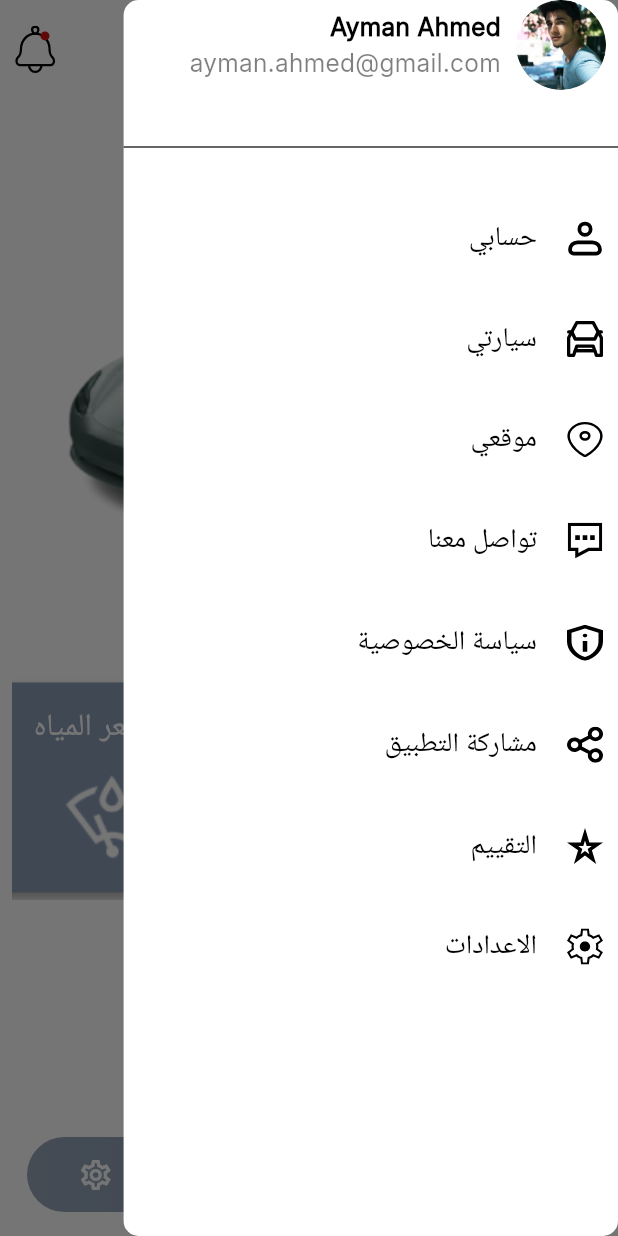
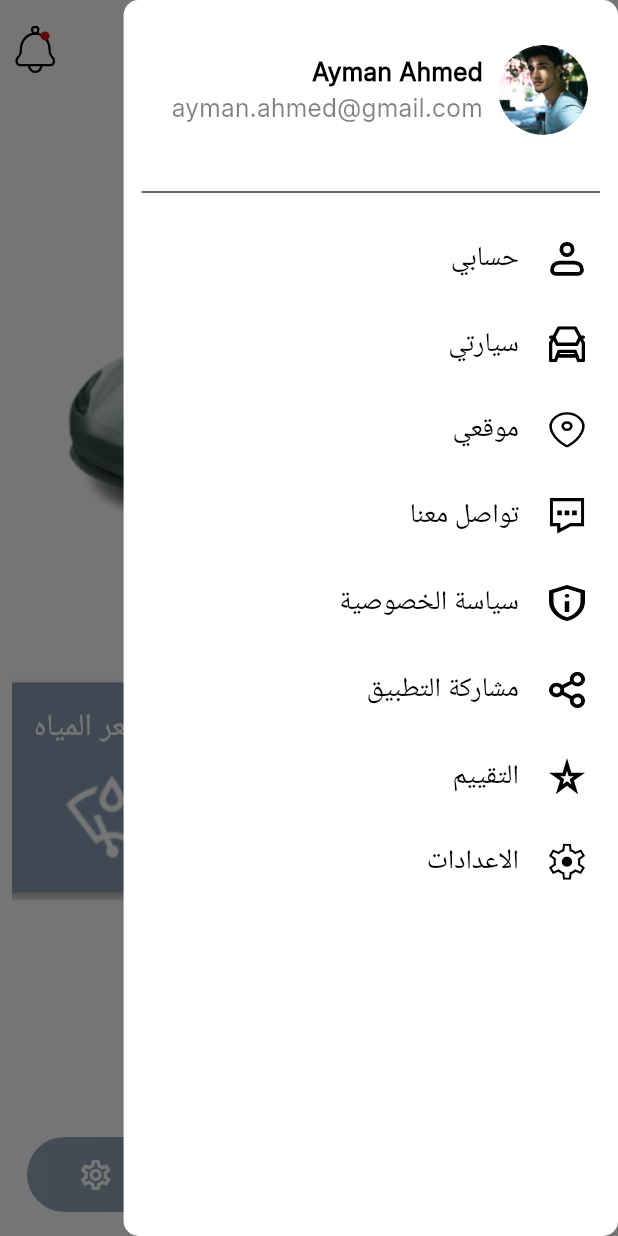
Before and after one commit to GraduationTeam12/Owner_Application, a Flutter app: the HomeScreen screen opened directly, with the side drawer open, on a phone screen of 412 x 824 dp. Run offline on Flutter 3.47's test engine with Material 3 defaults, Android fonts, the phone set to English and light mode, and no system bars; our stand-ins replace dartz, device_preview, dio, easy_localization, expandable_page_view, firebase_core and 14 more; accounts and stored records are empty.

Commit message:
update_design_Drawer

```diff
--- a/lib/presentation/widgets/my_drawer.dart
+++ b/lib/presentation/widgets/my_drawer.dart
@@ -28,6 +28,13 @@ class _MyDrawerState extends State<MyDrawer> {
       indent: 10,
       endIndent: 10,
     );
+  }
+  late List<bool> isHoveredList;
+
+  @override
+  void initState() {
+    super.initState();
+    isHoveredList = List.generate(8, (_) => false);
   }
 
   @override
@@ -119,16 +126,20 @@ class _MyDrawerState extends State<MyDrawer> {
             child: SingleChildScrollView(
           child:
               Column(crossAxisAlignment: CrossAxisAlignment.start, children: [
+              SizedBox(
+              height: MediaQuery.sizeOf(context).width > 600 ? 60 : 30,
+            ),
             Padding(
-              padding: const EdgeInsets.symmetric(horizontal: 8),
+              padding: const EdgeInsets.symmetric(horizontal: 0),
               child: Row(
                 mainAxisAlignment: MainAxisAlignment.start,
                 children: [
+                  SizedBox(width: MediaQuery.sizeOf(context).width > 600 ?33: 20 ,),
                   ClipOval(
                     child: Image.asset(
-                        width: MediaQuery.sizeOf(context).width > 600 ? 75 : 60,
+                        width: MediaQuery.sizeOf(context).width > 600 ? 120 : 60,
                         height:
-                            MediaQuery.sizeOf(context).width > 600 ? 75 : 60,
+                            MediaQuery.sizeOf(context).width > 600 ? 120 : 60,
                         'assets/images/auth_images/drawerphoto.jpg'),
                   ),
                   SizedBox(
@@ -158,7 +169,8 @@ class _MyDrawerState extends State<MyDrawer> {
                         ),
                       ],
                     ),
-                  )
+                  ),
+                  SizedBox(width: MediaQuery.sizeOf(context).width > 600 ?12: 25 ,),
                 ],
               ),
             ),
@@ -173,12 +185,14 @@ class _MyDrawerState extends State<MyDrawer> {
                       ? Colors.grey
                       : Colors.black,
                   thickness: 0.8,
+                  endIndent: MediaQuery.sizeOf(context).width > 600 ?25: 12,
+                  indent: MediaQuery.sizeOf(context).width > 600 ?25: 12,
                 )),
               ],
             ),
 
             SizedBox(
-              height: MediaQuery.sizeOf(context).width > 600 ? 60 : 30,
+              height: MediaQuery.sizeOf(context).width > 600 ? 8 : 8,
             ),
             ListView.builder(
               shrinkWrap: true,
@@ -186,13 +200,35 @@ class _MyDrawerState extends State<MyDrawer> {
               itemCount: items.length,
               itemBuilder: (context, index) {
                 return Padding(
-                  padding: const EdgeInsets.symmetric(vertical: 10),
+                  padding: const EdgeInsets.symmetric(vertical: 0),
+                  child: StatefulBuilder(
+
+                    builder: (context, setState){
+                      return GestureDetector(
+                        onTapDown: (_) => setState(() => isHoveredList[index] = true),
+                        onTapUp: (_) => setState(() => isHoveredList[index] = false),
+                        onTapCancel: () => setState(() => isHoveredList[index] = false),
                         child: InkWell(
                           onTap: items[index].onTap,
+                          child:AnimatedContainer(
+                              duration: const Duration(milliseconds: 200),
+                              decoration: BoxDecoration(
+                                color: isHoveredList[index]
+                                      ? Colors.grey.withOpacity(0.2)
+                                      : Colors.transparent, ),
+                            child: Padding(
+                              padding: const EdgeInsets.symmetric(vertical: 10,),
                               child: Column(
                                 children: [
+                                  SizedBox(
+                                    height: MediaQuery.sizeOf(context).width > 600
+                                        ? MediaQuery.sizeOf(context).height * 0.02
+                                        : 5.5,
+                                  ),
                                   Row(
+                                    crossAxisAlignment: CrossAxisAlignment.center,
                                     children: [
+                                      SizedBox(width: MediaQuery.sizeOf(context).width > 600 ?  30.0: 12.0),
                                       Padding(
                                         padding:
                                             const EdgeInsets.symmetric(horizontal: 10),
@@ -240,12 +276,17 @@ class _MyDrawerState extends State<MyDrawer> {
                                   SizedBox(
                                     height: MediaQuery.sizeOf(context).width > 600
                                         ? MediaQuery.sizeOf(context).height * 0.02
-                              : 11,
+                                        : 5.5,
                                   ),
                                   // buildDrawerListItemsDivider(),
-                        const SizedBox(height: 10)
+                                  // const SizedBox(height: 10)
                                 ],
                               ),
+                            ),
+                          ),
+                        ),
+                      );
+                    }
                   ),
                 );
               },
```
Lines whose indentation alone changed are shown as unchanged.
